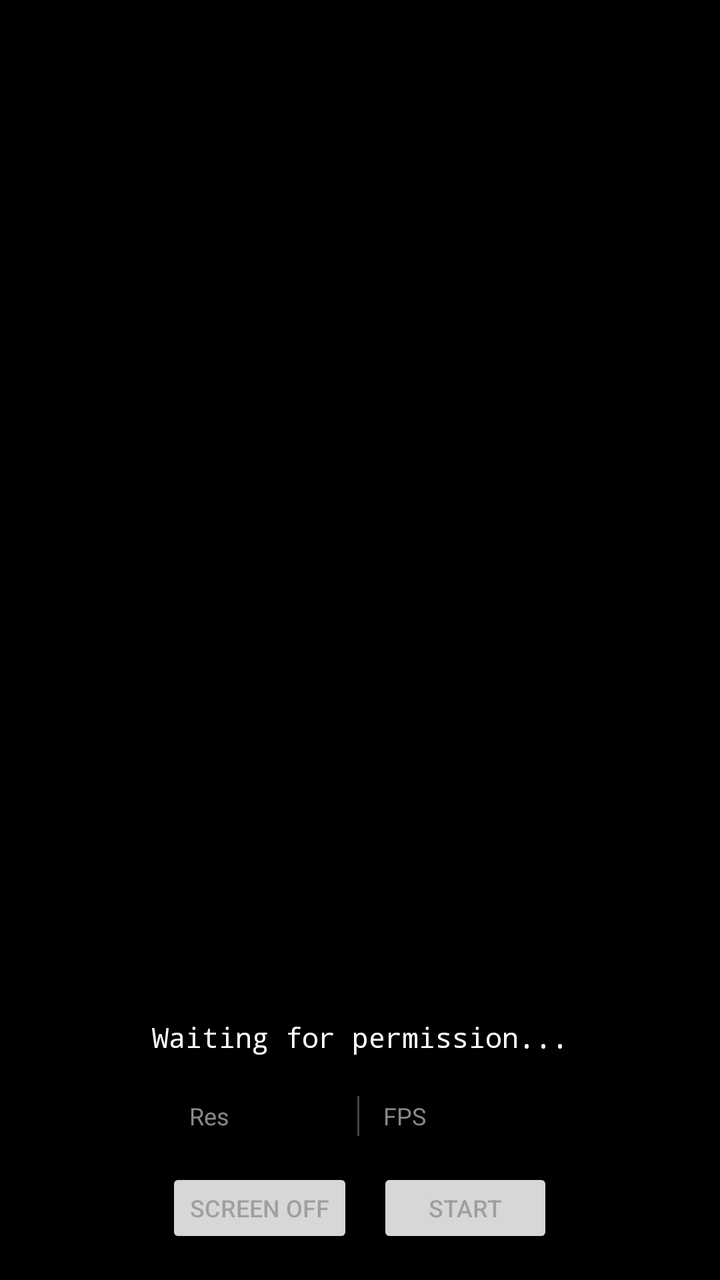
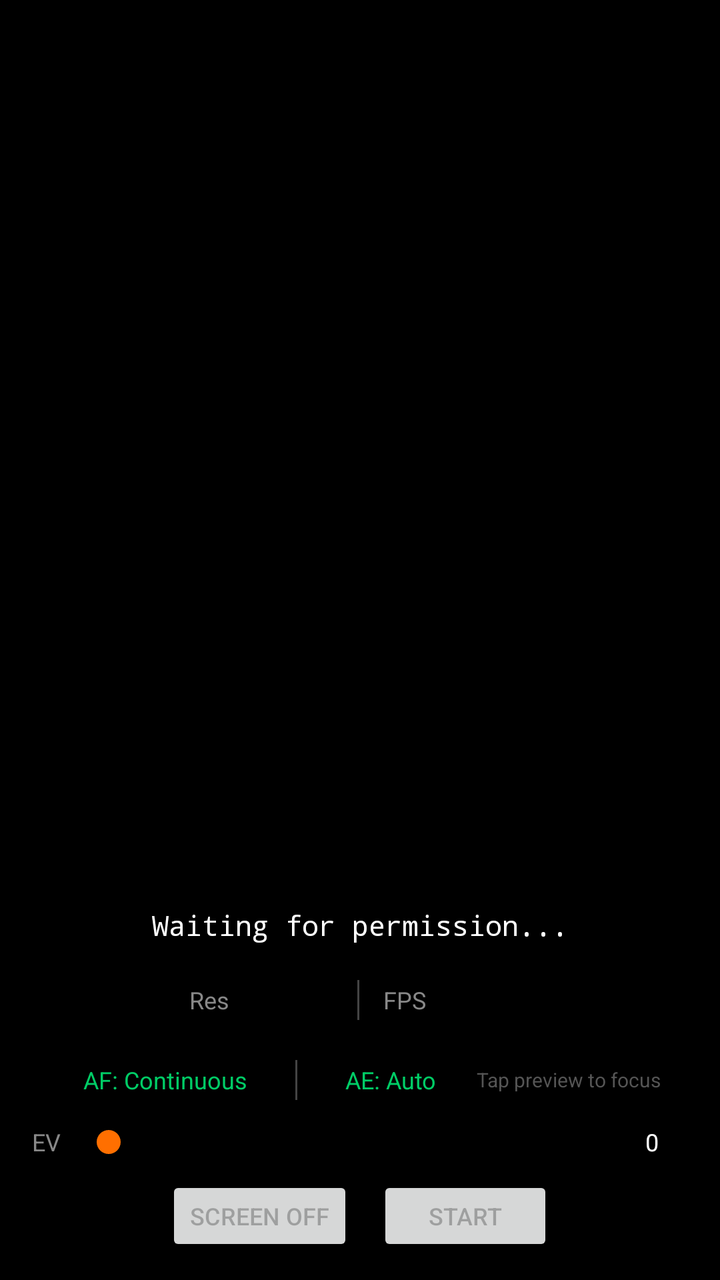

An Android layout rendered at two revisions. The XML below is the earlier revision; the diff shows what the commit changed to produce the second picture.
<!-- AndroidManifest.xml: application theme AppTheme -->
<!-- res/layout/activity_main.xml -->
<?xml version="1.0" encoding="utf-8"?>
<FrameLayout xmlns:android="http://schemas.android.com/apk/res/android"
    android:layout_width="match_parent"
    android:layout_height="match_parent"
    android:background="#FF000000">

    <TextureView
        android:id="@+id/textureView"
        android:layout_width="match_parent"
        android:layout_height="match_parent" />

    
    <LinearLayout
        android:id="@+id/controlsPanel"
        android:layout_width="match_parent"
        android:layout_height="wrap_content"
        android:layout_gravity="bottom"
        android:orientation="vertical"
        android:padding="16dp"
        android:background="#CC000000">

        
        <TextView
            android:id="@+id/statusText"
            android:layout_width="match_parent"
            android:layout_height="wrap_content"
            android:text="Waiting for permission..."
            android:textColor="#FFFFFFFF"
            android:textSize="14sp"
            android:fontFamily="monospace"
            android:gravity="center" />

        <TextView
            android:id="@+id/connectionInfo"
            android:layout_width="match_parent"
            android:layout_height="wrap_content"
            android:textColor="#FF888888"
            android:textSize="11sp"
            android:fontFamily="monospace"
            android:gravity="center"
            android:layout_marginTop="2dp"
            android:visibility="gone" />

        
        <LinearLayout
            android:id="@+id/settingsRow"
            android:layout_width="match_parent"
            android:layout_height="wrap_content"
            android:orientation="horizontal"
            android:gravity="center"
            android:layout_marginTop="12dp">

            <TextView
                android:layout_width="wrap_content"
                android:layout_height="wrap_content"
                android:text="Res"
                android:textColor="#FF888888"
                android:textSize="12sp" />

            <Spinner
                android:id="@+id/resolutionSpinner"
                android:layout_width="wrap_content"
                android:layout_height="36dp"
                android:layout_marginStart="4dp" />

            <View
                android:layout_width="1dp"
                android:layout_height="20dp"
                android:layout_marginStart="12dp"
                android:layout_marginEnd="12dp"
                android:background="#FF444444" />

            <TextView
                android:layout_width="wrap_content"
                android:layout_height="wrap_content"
                android:text="FPS"
                android:textColor="#FF888888"
                android:textSize="12sp" />

            <Spinner
                android:id="@+id/fpsSpinner"
                android:layout_width="wrap_content"
                android:layout_height="36dp"
                android:layout_marginStart="4dp" />
        </LinearLayout>

        
        <LinearLayout
            android:layout_width="match_parent"
            android:layout_height="wrap_content"
            android:orientation="horizontal"
            android:gravity="center"
            android:layout_marginTop="8dp">

            <Button
                android:id="@+id/screenOffButton"
                android:layout_width="wrap_content"
                android:layout_height="40dp"
                android:text="Screen Off"
                android:textSize="12sp"
                android:layout_marginEnd="12dp"
                android:enabled="false" />

            <Button
                android:id="@+id/toggleButton"
                android:layout_width="wrap_content"
                android:layout_height="40dp"
                android:text="Start"
                android:textSize="12sp"
                android:enabled="false" />
        </LinearLayout>

    </LinearLayout>

</FrameLayout>
<!-- resources referenced by this layout -->
<resources>
  <style name="AppTheme" parent="Theme.AppCompat.Light.NoActionBar">
          <item name="colorPrimary">#FF1976D2</item>
          <item name="colorPrimaryDark">#FF1565C0</item>
          <item name="colorAccent">#FFFF6F00</item>
          <item name="android:windowFullscreen">true</item>
      </style>
</resources>

<!-- the commit's change to res/layout/activity_main.xml (unified diff, before → after) -->
@@ -8,6 +8,13 @@
         android:id="@+id/textureView"
         android:layout_width="match_parent"
         android:layout_height="match_parent" />
+
+    
+    <View
+        android:id="@+id/focusRing"
+        android:layout_width="80dp"
+        android:layout_height="80dp"
+        android:visibility="gone" />
 
     
     <LinearLayout
@@ -16,7 +23,10 @@
         android:layout_height="wrap_content"
         android:layout_gravity="bottom"
         android:orientation="vertical"
-        android:padding="16dp"
+        android:paddingStart="16dp"
+        android:paddingEnd="16dp"
+        android:paddingTop="12dp"
+        android:paddingBottom="12dp"
         android:background="#CC000000">
 
         
@@ -43,12 +53,11 @@
 
         
         <LinearLayout
-            android:id="@+id/settingsRow"
-            android:layout_width="match_parent"
-            android:layout_height="wrap_content"
-            android:orientation="horizontal"
-            android:gravity="center"
-            android:layout_marginTop="12dp">
+            android:layout_width="match_parent"
+            android:layout_height="wrap_content"
+            android:orientation="horizontal"
+            android:gravity="center"
+            android:layout_marginTop="10dp">
 
             <TextView
                 android:layout_width="wrap_content"
@@ -90,6 +99,87 @@
             android:layout_height="wrap_content"
             android:orientation="horizontal"
             android:gravity="center"
+            android:layout_marginTop="6dp">
+
+            <TextView
+                android:id="@+id/afModeButton"
+                android:layout_width="wrap_content"
+                android:layout_height="32dp"
+                android:gravity="center"
+                android:paddingStart="12dp"
+                android:paddingEnd="12dp"
+                android:text="AF: Continuous"
+                android:textColor="#FF00CC66"
+                android:textSize="12sp"
+                android:background="?android:attr/selectableItemBackground" />
+
+            <View
+                android:layout_width="1dp"
+                android:layout_height="20dp"
+                android:layout_marginStart="12dp"
+                android:layout_marginEnd="12dp"
+                android:background="#FF444444" />
+
+            <TextView
+                android:id="@+id/aeLockButton"
+                android:layout_width="wrap_content"
+                android:layout_height="32dp"
+                android:gravity="center"
+                android:paddingStart="12dp"
+                android:paddingEnd="12dp"
+                android:text="AE: Auto"
+                android:textColor="#FF00CC66"
+                android:textSize="12sp"
+                android:background="?android:attr/selectableItemBackground" />
+
+            <TextView
+                android:layout_width="wrap_content"
+                android:layout_height="wrap_content"
+                android:layout_marginStart="8dp"
+                android:text="Tap preview to focus"
+                android:textColor="#FF555555"
+                android:textSize="10sp" />
+        </LinearLayout>
+
+        
+        <LinearLayout
+            android:layout_width="match_parent"
+            android:layout_height="wrap_content"
+            android:orientation="horizontal"
+            android:gravity="center_vertical"
+            android:layout_marginTop="6dp">
+
+            <TextView
+                android:layout_width="wrap_content"
+                android:layout_height="wrap_content"
+                android:text="EV"
+                android:textColor="#FF888888"
+                android:textSize="12sp" />
+
+            <SeekBar
+                android:id="@+id/evSeekBar"
+                android:layout_width="0dp"
+                android:layout_height="wrap_content"
+                android:layout_weight="1"
+                android:layout_marginStart="8dp"
+                android:layout_marginEnd="8dp" />
+
+            <TextView
+                android:id="@+id/evValueText"
+                android:layout_width="36dp"
+                android:layout_height="wrap_content"
+                android:text="0"
+                android:textColor="#FFFFFFFF"
+                android:textSize="12sp"
+                android:gravity="center" />
+        </LinearLayout>
+
+        
+        <LinearLayout
+            android:layout_width="match_parent"
+            android:layout_height="wrap_content"
+            android:orientation="horizontal"
+            android:gravity="center"
             android:layout_marginTop="8dp">
 
             <Button
